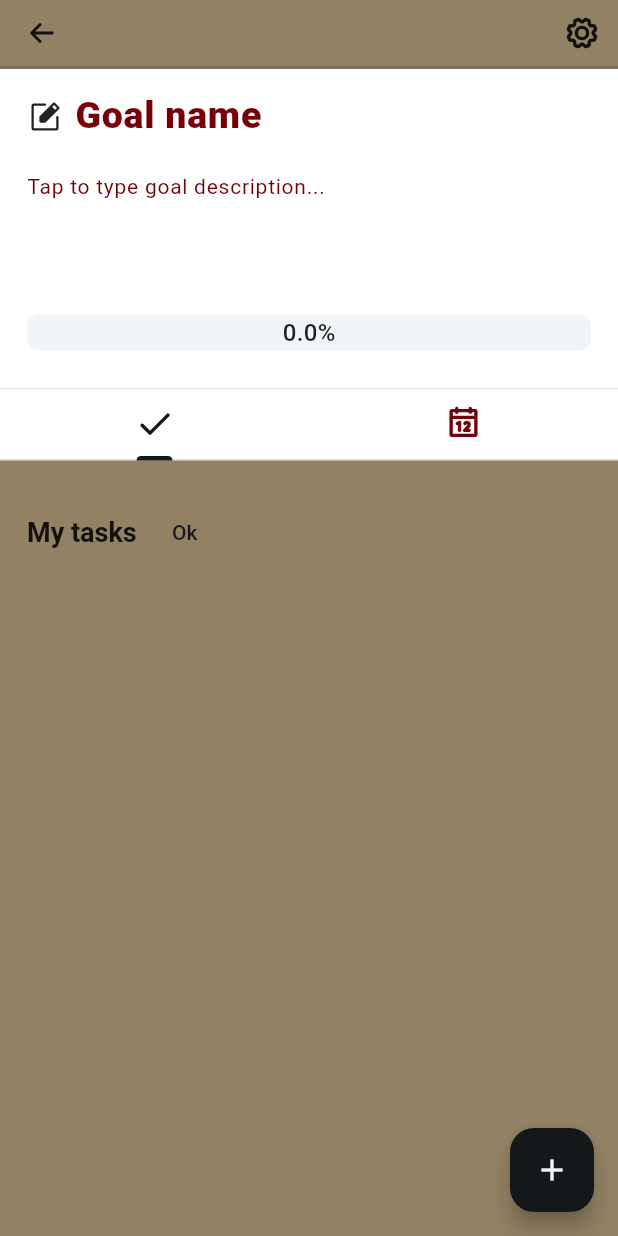
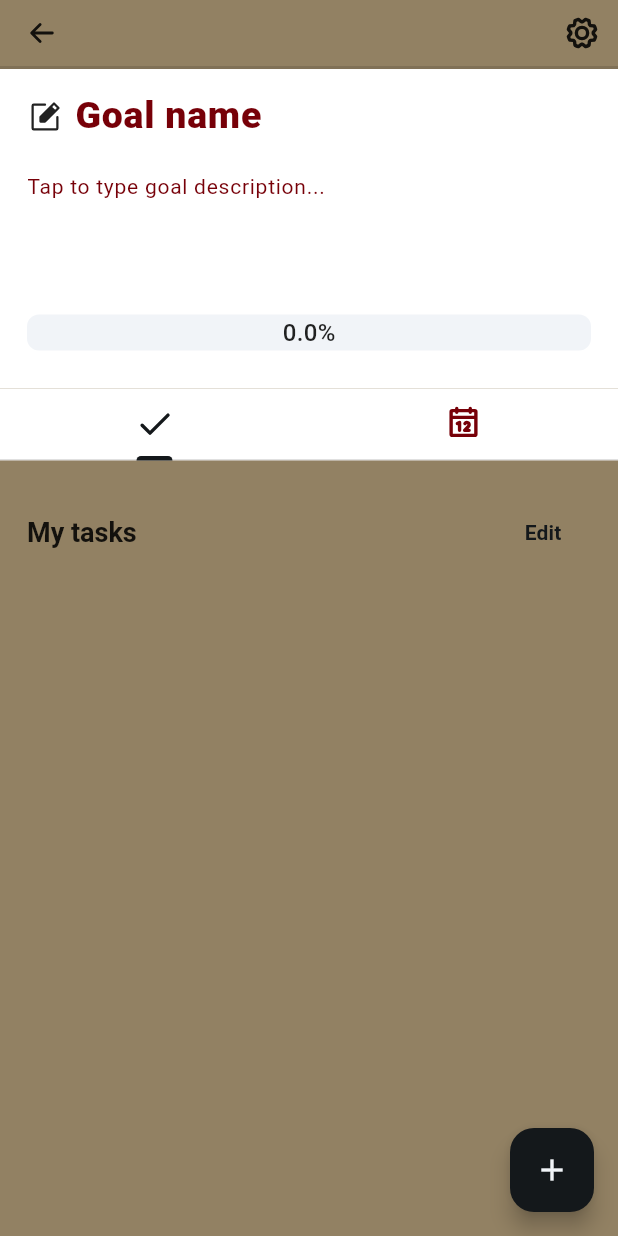
Before and after one commit to sankassio99/goals_tracker, a Flutter app: the screen it shows after launch, after a tap on "Add goal", after a tap on "Tap to edit", on a phone screen of 412 x 824 dp. Run offline on Flutter 3.47's test engine with Material 2 defaults, Android fonts, the phone set to English and light mode, and no system bars; drawn by our look-alikes of percent_indicator; our stand-ins replace get, phosphor_flutter, table_calendar; Roboto replaces fonts that are missing (Poppins).

Commit message:
When tap edit button must show input task (REFACTOR)

```diff
--- a/lib/presentation/components/tasks_widget.dart
+++ b/lib/presentation/components/tasks_widget.dart
@@ -23,6 +23,7 @@ class TasksWidget extends StatelessWidget {
         crossAxisAlignment: CrossAxisAlignment.start,
         children: [
           Row(
+            mainAxisAlignment: MainAxisAlignment.spaceBetween,
             children: [
               Text(
                 "My tasks",
@@ -33,7 +34,14 @@ class TasksWidget extends StatelessWidget {
                 onPressed: () {
                   editMode.value = !editMode.value;
                 },
-                child: editMode.isTrue ? const Text("Edit") : const Text("Ok"),
+                child: Obx(
+                  () => Text(
+                    editMode.isTrue ? "Ok" : "Edit",
+                    style: const TextStyle(
+                      fontWeight: FontWeight.bold,
+                    ),
+                  ),
+                ),
               )
             ],
           ),
@@ -68,8 +76,9 @@ class TasksWidget extends StatelessWidget {
                                     ),
                                   )
                                 : Text(task.name.text),
-                            contentPadding:
-                                const EdgeInsets.fromLTRB(0, 0, 0, 0),
+                            contentPadding: editMode.isTrue
+                                ? const EdgeInsets.all(0)
+                                : const EdgeInsets.fromLTRB(0, 8, 0, 8),
                             value: task.checked.value,
                             onChanged: (value) {
                               task.checked.value = value ?? false;
```
